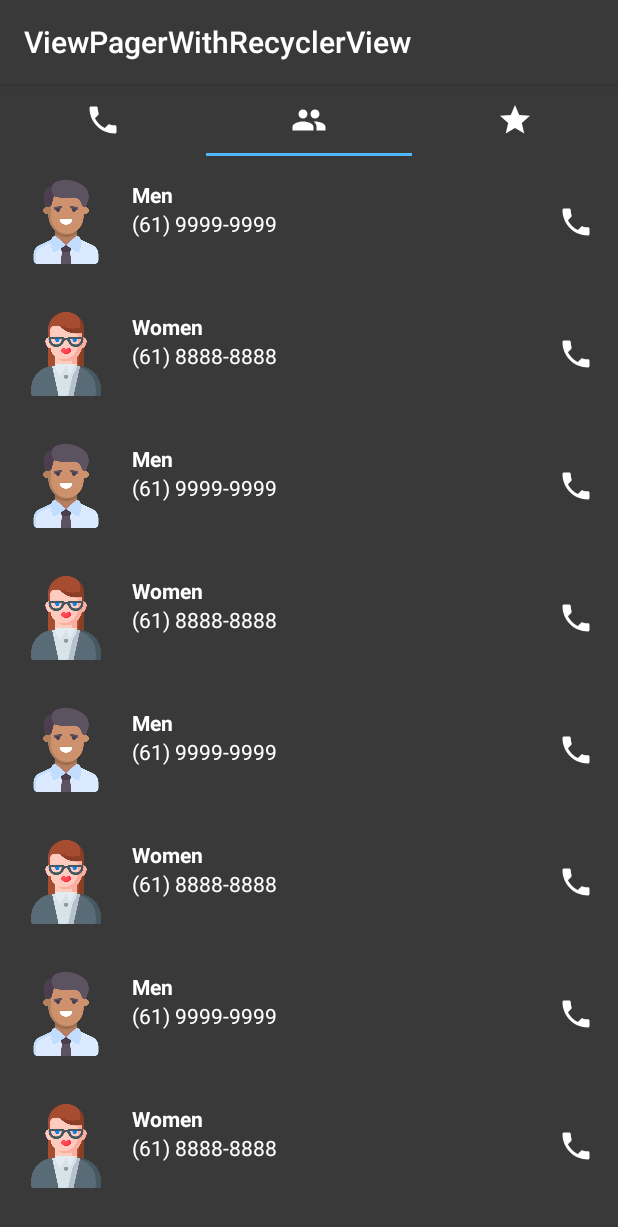
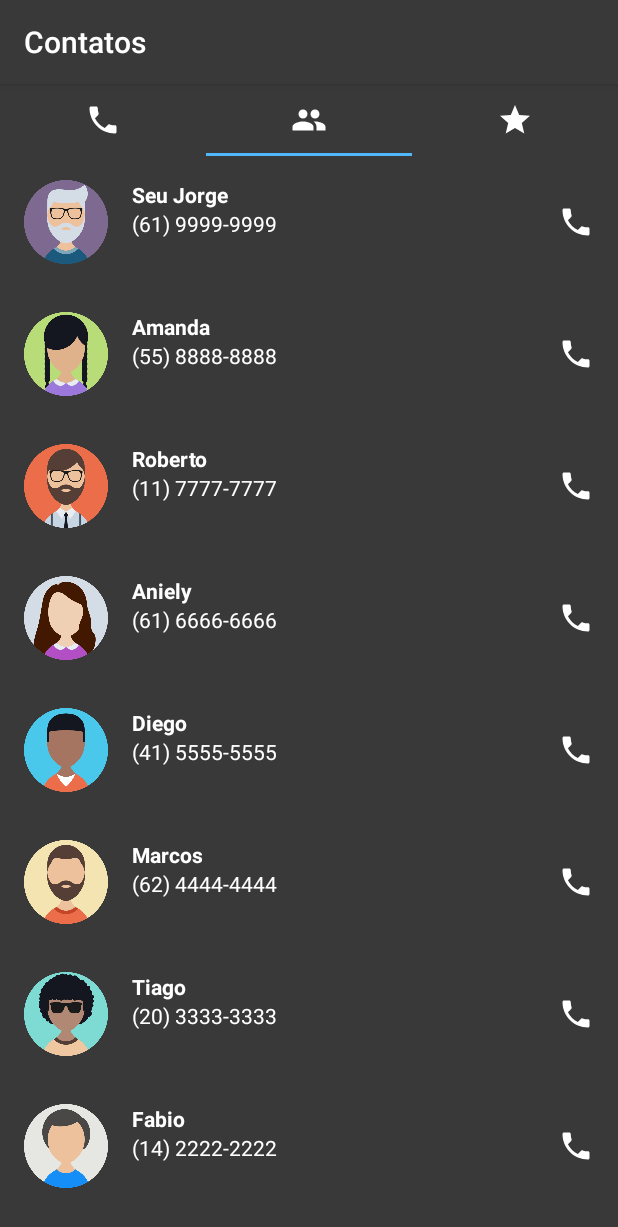
Before and after one commit to juaanhs/sample-java-viewpager-recyclerview, an Android app: the screen it shows after launch (MainActivity), tab 2 chosen, on a phone screen of 412 x 824 dp. Shown: the top 1227 px of the screen. Run offline under Robolectric (Android 15) with nearby library versions, the phone set to English and light mode, and no system bars; 2 statements that could not run were skipped.

Commit message:
Alterações nos icones e nova lista

```diff
--- a/app/src/main/java/com/jhsf/estudo/viewpagerwithrecyclerview/view/activity/MainActivity.java
+++ b/app/src/main/java/com/jhsf/estudo/viewpagerwithrecyclerview/view/activity/MainActivity.java
@@ -23,6 +23,7 @@ public class MainActivity extends AppCompatActivity {
     protected void onCreate(Bundle savedInstanceState) {
         super.onCreate(savedInstanceState);
         setContentView(R.layout.activity_main);
+        setTitle("Contatos");
 
         tabLayout = findViewById(R.id.tablelayout_id);
         viewPager = findViewById(R.id.viewpager_id);
@@ -39,6 +40,5 @@ public class MainActivity extends AppCompatActivity {
         tabLayout.getTabAt(0).setIcon(R.drawable.ic_call);
         tabLayout.getTabAt(1).setIcon(R.drawable.ic_group);
         tabLayout.getTabAt(2).setIcon(R.drawable.ic_favorite);
-
     }
 }
--- a/app/src/main/java/com/jhsf/estudo/viewpagerwithrecyclerview/view/fragment/FragmentContact.java
+++ b/app/src/main/java/com/jhsf/estudo/viewpagerwithrecyclerview/view/fragment/FragmentContact.java
@@ -43,11 +43,14 @@ public class FragmentContact extends Fragment {
         super.onCreate(savedInstanceState);
 
         lstContacts = new ArrayList<>();
-        for(int i = 0; i < 15; i++) {
-            if(i % 2 == 0)
-                lstContacts.add(new Contact("Men", "(61) 9999-9999", R.drawable.icon_men));
-            else
-            lstContacts.add(new Contact("Women", "(61) 8888-8888", R.drawable.icon_women));
+            lstContacts.add(new Contact("Seu Jorge", "(61) 9999-9999", R.drawable.man));
+            lstContacts.add(new Contact("Amanda", "(55) 8888-8888", R.drawable.girl));
+            lstContacts.add(new Contact("Roberto", "(11) 7777-7777", R.drawable.man1));
+            lstContacts.add(new Contact("Aniely", "(61) 6666-6666", R.drawable.girl1));
+            lstContacts.add(new Contact("Diego", "(41) 5555-5555", R.drawable.boy));
+            lstContacts.add(new Contact("Marcos", "(62) 4444-4444", R.drawable.man2));
+            lstContacts.add(new Contact("Tiago", "(20) 3333-3333", R.drawable.boy1));
+            lstContacts.add(new Contact("Fabio", "(14) 2222-2222", R.drawable.man3));
+            lstContacts.add(new Contact("Augusto", "(81) 1111-1111", R.drawable.man4));
         }
     }
-}
```
Also changed, not shown: app/src/main/java/com/jhsf/estudo/viewpagerwithrecyclerview/RecyclerView/RecyclerViewAdapter.java (+1 -6 lines), app/src/main/res/layout/dialog_contact.xml (+6 -6 lines), app/src/main/res/drawable/boy.png (added), app/src/main/res/drawable/boy1.png (added), app/src/main/res/drawable/girl.png (added), app/src/main/res/drawable/girl1.png (added), app/src/main/res/drawable/man.png (added), app/src/main/res/drawable/man1.png (added), app/src/main/res/drawable/man2.png (added), app/src/main/res/drawable/man3.png (added), app/src/main/res/drawable/man4.png (added).
